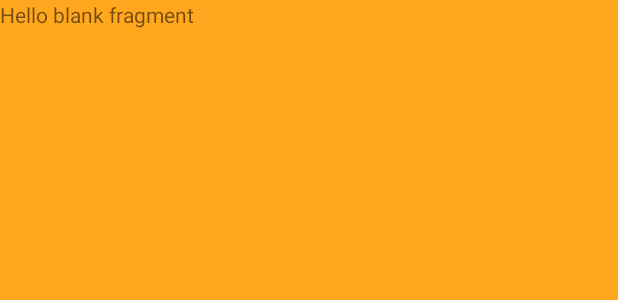
After one commit to SagheerHussainZardari/Attendence_App_Njala_University, an Android app: the layout fragment_take_attendencec_teacher.xml on its own in the app's theme, with its tools: preview values and no code run, on a phone screen of 412 x 824 dp. The commit adds this screen. Shown: the top 300 px of the screen. Run offline under Robolectric (Android 15) with nearby library versions, the phone set to English and light mode, and no system bars; network calls fail.

```diff
--- a/app/src/main/res/layout/fragment_details_select_teacher.xml
+++ b/app/src/main/res/layout/fragment_details_select_teacher.xml
@@ -45,9 +45,7 @@
         android:layout_height="48dp"
         android:layout_marginLeft="32dp"
         android:layout_marginTop="8dp"
-        android:prompt="@string/app_name"
-
-        android:spinnerMode="dialog"
+        android:visibility="gone"
         android:layout_marginRight="32dp"
         android:background="@drawable/ic_et_back"
         android:paddingLeft="8dp"
@@ -58,6 +56,7 @@
         android:id="@+id/et_CourseCode_TeacherDetailsFragment"
         android:layout_width="match_parent"
         android:layout_height="48dp"
+        android:visibility="gone"
         android:layout_marginLeft="32dp"
         android:layout_marginTop="8dp"
         android:layout_marginRight="32dp"
--- /dev/null
+++ b/app/src/main/res/layout/fragment_take_attendencec_teacher.xml
@@ -0,0 +1,15 @@
+<?xml version="1.0" encoding="utf-8"?>
+<FrameLayout xmlns:android="http://schemas.android.com/apk/res/android"
+    xmlns:tools="http://schemas.android.com/tools"
+    android:layout_width="match_parent"
+    android:layout_height="match_parent"
+    android:background="@color/colorPrimary"
+    tools:context=".Fragments.TakeAttendencecTeacher">
+
+    <!-- TODO: Update blank fragment layout -->
+    <TextView
+        android:layout_width="match_parent"
+        android:layout_height="match_parent"
+        android:text="@string/hello_blank_fragment" />
+
+</FrameLayout>
```
Also changed, not shown: app/src/main/java/com/sagheer/attendenceappnjalauniversity/Fragments/DetailsSelectTeacher.kt (+69 -32 lines), app/src/main/java/com/sagheer/attendenceappnjalauniversity/Fragments/TakeAttendencecTeacher.kt (added, +25 -0 lines).
